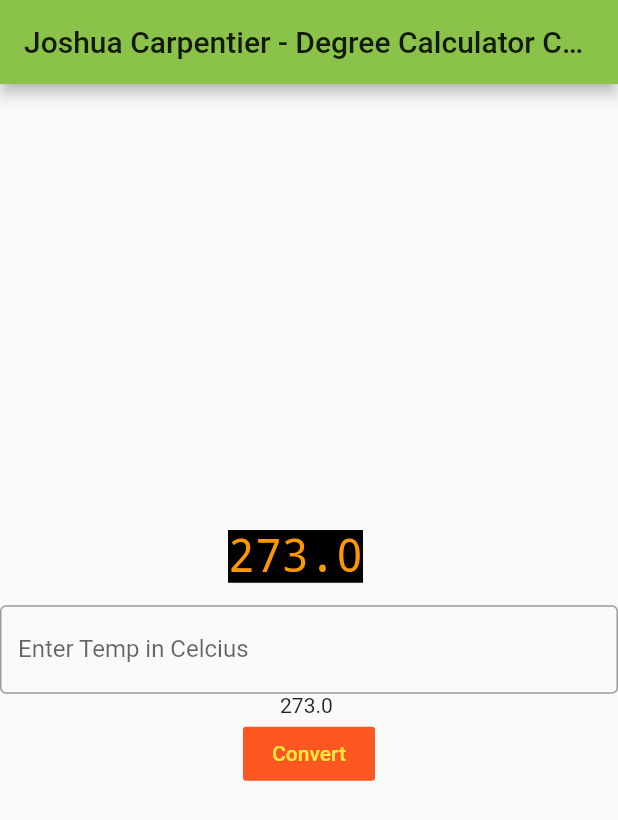
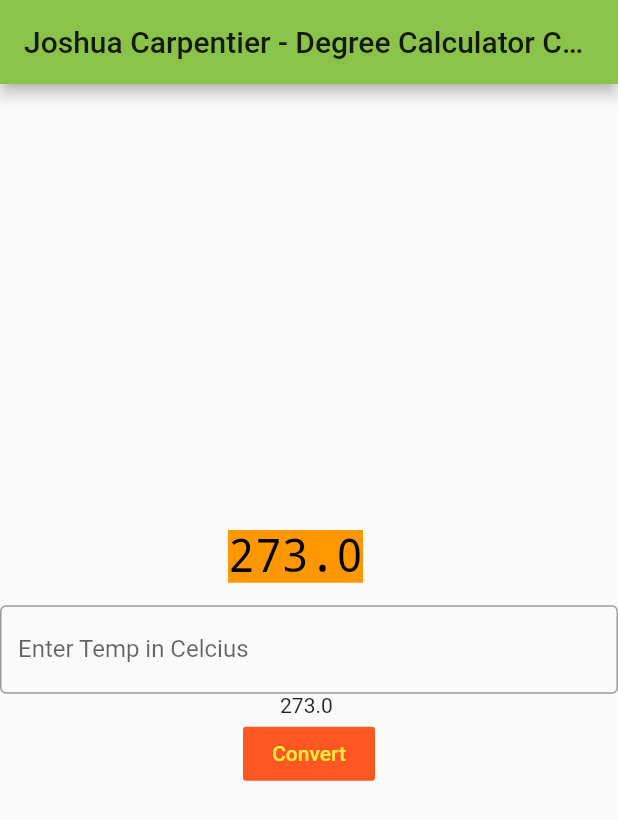
Before and after one commit to jacgit18/ios_calculator, a Flutter app: the screen it shows after launch, after a tap on "Convert", on a phone screen of 412 x 824 dp. Shown: the top 820 px of the screen. Run offline on Flutter 3.47's test engine with Material 2 defaults, Android fonts, the phone set to English and light mode, and no system bars.

Commit message:
added color change

```diff
--- a/lib/main.dart
+++ b/lib/main.dart
@@ -74,8 +74,8 @@ class _MyHomePageState extends State<MyHomePage> {
           children: <Widget>[
             Text(output,
             style: TextStyle(fontFamily: 'Courier',
-            backgroundColor: Colors.black,
-            color: a,
+            backgroundColor: a,
+            color: Colors.black,
             fontSize: 30,
               ),
             ),
```
